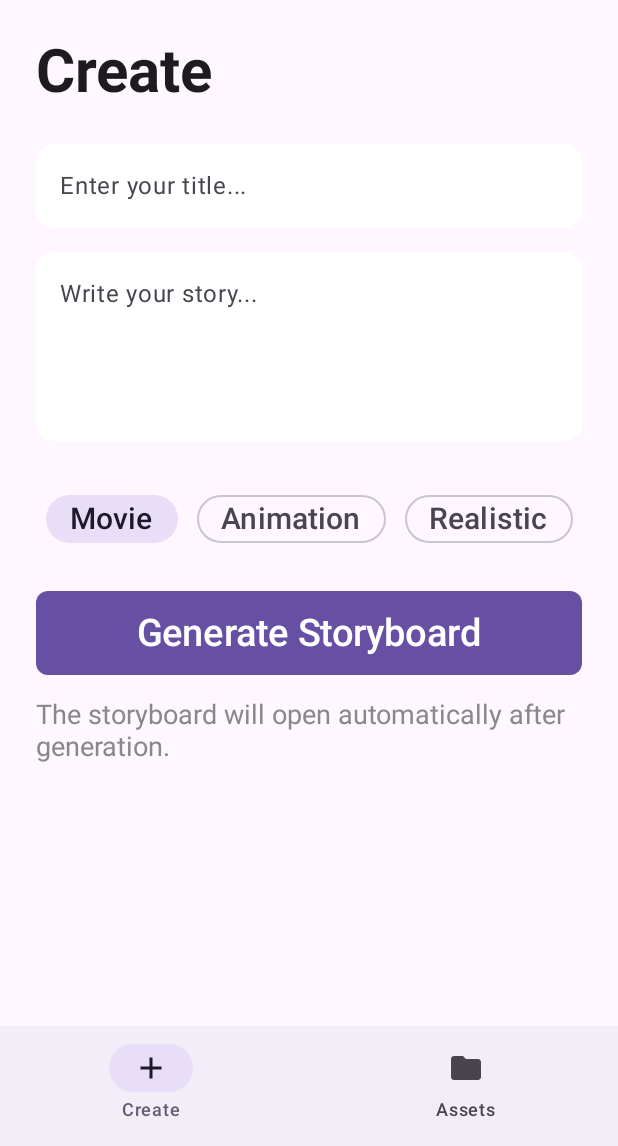
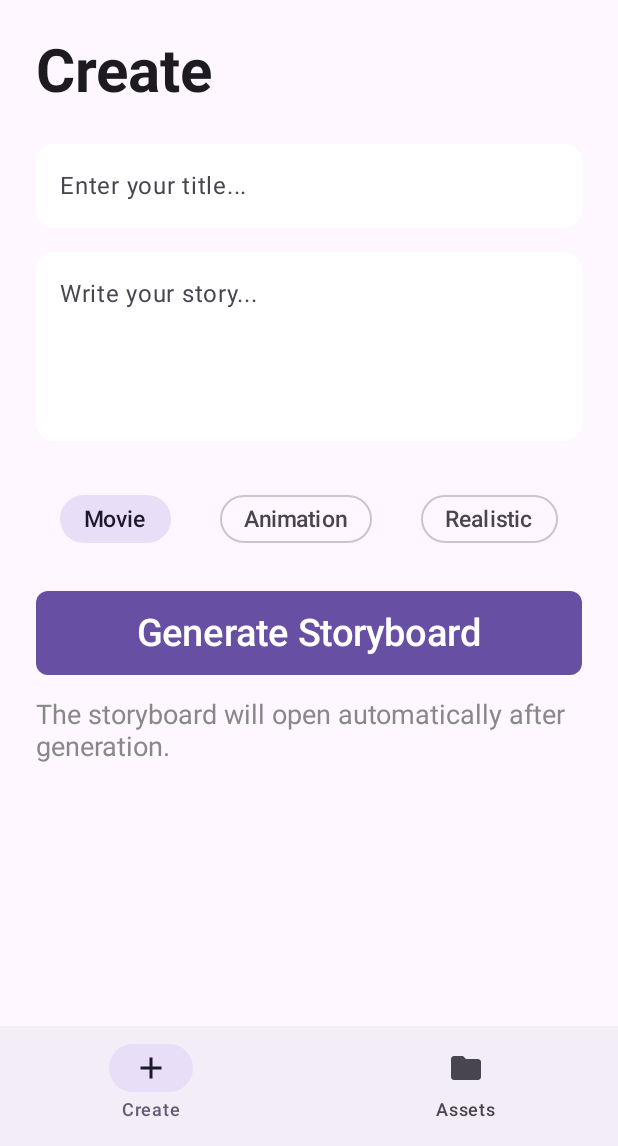
Before and after one commit to ZackyYoung/StoryMagician, an Android app built with Jetpack Compose: the screen it shows after launch (MainActivity), on a phone screen of 412 x 824 dp, the part 90-1236 px from its top. Run offline under Robolectric (Android 15) with nearby library versions, the phone set to English and light mode, and no system bars.

Commit message:
实现了所有功能

```diff
--- a/client/app/src/main/AndroidManifest.xml
+++ b/client/app/src/main/AndroidManifest.xml
@@ -3,6 +3,7 @@
     xmlns:tools="http://schemas.android.com/tools">
 
     <uses-permission android:name="android.permission.INTERNET" />
+    <uses-permission android:name="android.permission.WRITE_EXTERNAL_STORAGE" />
     <uses-permission android:name="android.permission.FOREGROUND_SERVICE" />
     <uses-permission android:name="android.permission.FOREGROUND_SERVICE_DATA_SYNC" />
 
@@ -16,6 +17,8 @@
         android:supportsRtl="true"
         android:theme="@style/Theme.StoryMagician"
         android:networkSecurityConfig="@xml/network_security_config">
+        android:usesCleartextTraffic="true"
+        tools:targetApi="31">
         <activity
             android:name=".MainActivity"
             android:exported="true"
--- a/client/app/src/main/java/com/bytedance/storymagician/components/FrontPageScreen.kt
+++ b/client/app/src/main/java/com/bytedance/storymagician/components/FrontPageScreen.kt
@@ -101,7 +101,7 @@ fun FrontPageScreen(
                 FilterChip(
                     selected = selectedStyle == style,
                     onClick = { selectedStyle = style },
-                    label = { Text(style, fontSize = 20.sp) },
+                    label = { Text(style, fontSize = 15.sp) },
                     shape = RoundedCornerShape(16.dp),
                     modifier = Modifier.padding(4.dp)
                 )
--- a/client/app/src/main/java/com/bytedance/storymagician/components/PreviewScreen.kt
+++ b/client/app/src/main/java/com/bytedance/storymagician/components/PreviewScreen.kt
@@ -104,10 +104,9 @@ fun PreviewScreen(viewModel: SharedViewModel, onBack: () -> Unit) {
                             .setDescription("Downloading your story video...")
                             .setNotificationVisibility(DownloadManager.Request.VISIBILITY_VISIBLE_NOTIFY_COMPLETED)
                             .setDestinationInExternalPublicDir(Environment.DIRECTORY_MOVIES, fileName)
-                            .setAllowedOverMetered(true)
                             // 允许在蜂窝网络下下载
                             .setAllowedOverMetered(true)
-                            // 【推荐添加】允许在漫游网络下下载，增加下载成功率
+                            // 允许在漫游网络下下载，增加下载成功率
                             .setAllowedOverRoaming(true)
                         downloadManager.enqueue(request)
                         Toast.makeText(context, "Download started. Check notifications for progress.", Toast.LENGTH_LONG).show()
```
